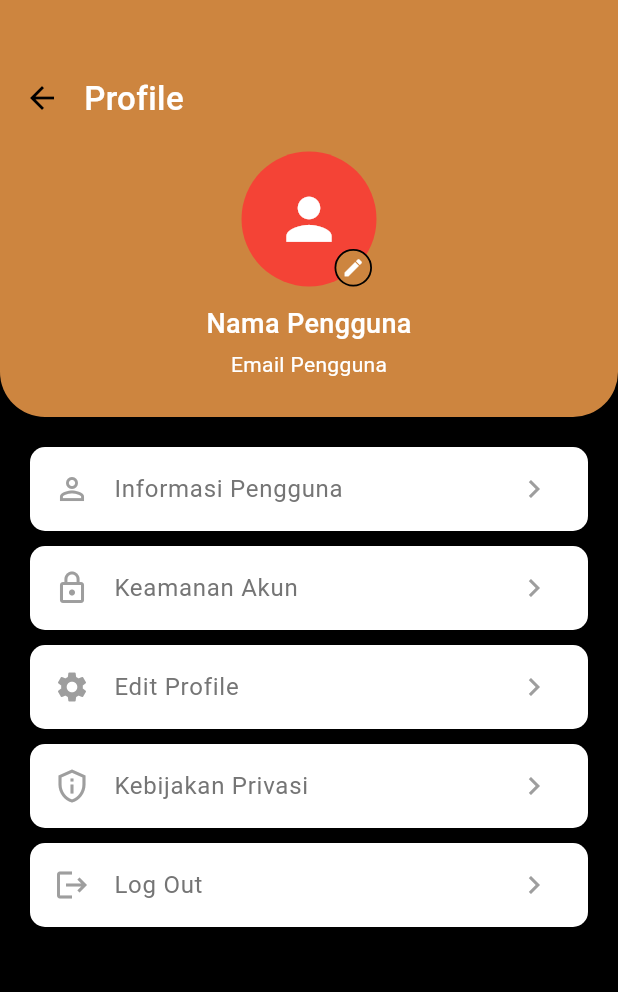
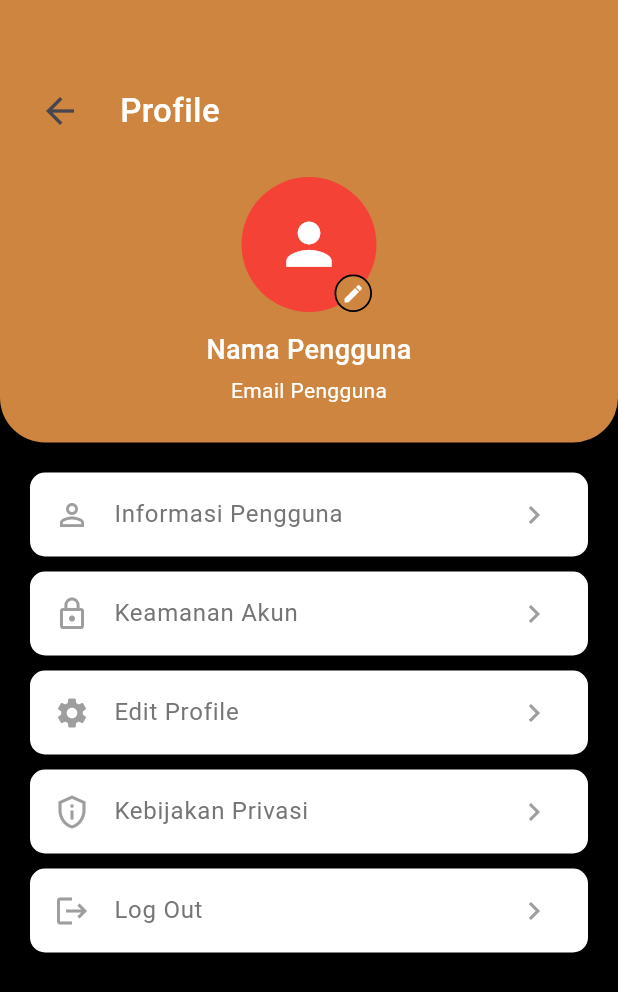
Before and after one commit to EugeneJethroTedja/Aplikasi_Mobile_GYM, a Flutter app: the ProfileScreen screen opened by its route, on a phone screen of 412 x 824 dp. Shown: the top 992 px of the screen. Run offline on Flutter 3.47's test engine with Material 3 defaults, Android fonts, the phone set to English and light mode, and no system bars; our stand-ins replace camera, font_awesome_flutter, image_picker.

```diff
--- a/lib/main.dart
+++ b/lib/main.dart
@@ -3,6 +3,7 @@ import 'package:sembilan_nih/View/login.dart';
 import 'package:sembilan_nih/profile/pagePertama.dart';
 import 'package:flutter/material.dart';
 import 'package:sembilan_nih/View/detail_pesanan.dart';
+
 
 void main() {
   runApp(const MyApp());
--- a/lib/profile/pagePertama.dart
+++ b/lib/profile/pagePertama.dart
@@ -1,5 +1,6 @@
 import 'package:flutter/material.dart';
 import 'package:sembilan_nih/profile/pageUbahProfile.dart';
+import 'package:sembilan_nih/profile/keamananAkun.dart'; // Import kelas baru
 
 class ProfileScreen extends StatelessWidget {
   const ProfileScreen({Key? key}) : super(key: key);
@@ -12,23 +13,29 @@ class ProfileScreen extends StatelessWidget {
         children: [
           Container(
             width: double.infinity,
-            decoration: BoxDecoration(
+            decoration: const BoxDecoration(
               color: Color(0xFFCD853F),
               borderRadius: BorderRadius.only(
                 bottomLeft: Radius.circular(30),
                 bottomRight: Radius.circular(30),
               ),
             ),
-            padding: EdgeInsets.only(top: 50, bottom: 25),
+            padding: const EdgeInsets.only(top: 50, bottom: 25),
             child: Column(
               children: [
                 Padding(
                   padding: const EdgeInsets.symmetric(horizontal: 16.0),
                   child: Row(
                     children: [
-                      Icon(Icons.arrow_back, color: Colors.black),
-                      SizedBox(width: 16),
-                      Text(
+                      IconButton(
+                        icon: const Icon(Icons.arrow_back),
+                        iconSize: 28,
+                        onPressed: () {
+                          Navigator.pop(context);
+                        },
+                      ),
+                      const SizedBox(width: 16),
+                      const Text(
                         'Profile',
                         style: TextStyle(
                           color: Colors.white,
@@ -39,11 +46,11 @@ class ProfileScreen extends StatelessWidget {
                     ],
                   ),
                 ),
-                SizedBox(height: 20),
+                const SizedBox(height: 20),
                 Stack(
                   clipBehavior: Clip.none,
                   children: [
-                    CircleAvatar(
+                    const CircleAvatar(
                       radius: 45,
                       backgroundColor: Colors.red,
                       child: Icon(Icons.person, size: 45, color: Colors.white),
@@ -53,7 +60,6 @@ class ProfileScreen extends StatelessWidget {
                       bottom: 0,
                       child: GestureDetector(
                         onTap: () {
-
                           Navigator.push(
                             context,
                             MaterialPageRoute(
@@ -65,14 +71,14 @@ class ProfileScreen extends StatelessWidget {
                           width: 25,
                           height: 25,
                           decoration: BoxDecoration(
-                            color: Color(0xFFCD853F),
+                            color: const Color(0xFFCD853F),
                             shape: BoxShape.circle,
                             border: Border.all(
                               color: Colors.black,
                               width: 1.2,
                             ),
                           ),
-                          child: Center(
+                          child: const Center(
                             child: Icon(
                               Icons.edit,
                               color: Colors.white,
@@ -84,8 +90,8 @@ class ProfileScreen extends StatelessWidget {
                     ),
                   ],
                 ),
-                SizedBox(height: 12),
-                Text(
+                const SizedBox(height: 12),
+                const Text(
                   'Nama Pengguna',
                   style: TextStyle(
                     color: Colors.white,
@@ -93,8 +99,8 @@ class ProfileScreen extends StatelessWidget {
                     fontWeight: FontWeight.w500,
                   ),
                 ),
-                SizedBox(height: 4),
-                Text(
+                const SizedBox(height: 4),
+                const Text(
                   'Email Pengguna',
                   style: TextStyle(
                     color: Colors.white,
@@ -104,9 +110,8 @@ class ProfileScreen extends StatelessWidget {
               ],
             ),
           ),
-
           Padding(
-            padding: EdgeInsets.all(20),
+            padding: const EdgeInsets.all(20),
             child: Column(
               children: [
                 _buildMenuItem(
@@ -117,7 +122,14 @@ class ProfileScreen extends StatelessWidget {
                 _buildMenuItem(
                   icon: Icons.lock_outline,
                   title: 'Keamanan Akun',
-                  onTap: () {},
+                  onTap: () {
+                    Navigator.push(
+                      context,
+                      MaterialPageRoute(
+                        builder: (context) => const ProfileScreenAkun(),
+                      ),
+                    );
+                  },
                 ),
                 _buildMenuItem(
                   icon: Icons.settings,
@@ -148,7 +160,7 @@ class ProfileScreen extends StatelessWidget {
     required VoidCallback onTap,
   }) {
     return Container(
-      margin: EdgeInsets.only(bottom: 10),
+      margin: const EdgeInsets.only(bottom: 10),
       decoration: BoxDecoration(
         color: Colors.white,
         borderRadius: BorderRadius.circular(10),
@@ -162,7 +174,7 @@ class ProfileScreen extends StatelessWidget {
             fontSize: 16,
           ),
         ),
-        trailing: Icon(Icons.chevron_right, color: Colors.grey),
+        trailing: const Icon(Icons.chevron_right, color: Colors.grey),
         onTap: onTap,
       ),
     );
--- a/lib/profile/pageUbahProfile.dart
+++ b/lib/profile/pageUbahProfile.dart
@@ -111,7 +111,7 @@ class _EditProfileScreenState extends State<EditProfileScreen> {
         leading: IconButton(
           icon: Icon(Icons.arrow_back),
           onPressed: () => Navigator.pop(context),
-          color: Colors.white,
+          color: Colors.black,
         ),
         title: Text(
           'Edit Profile',
@@ -123,7 +123,7 @@ class _EditProfileScreenState extends State<EditProfileScreen> {
           padding: EdgeInsets.all(16.0),
           child: Column(
             children: [
-              // Profile Picture Section
+
               Center(
                 child: Stack(
                   children: [
```
Also changed, not shown: lib/profile/keamananAkun.dart (added, +137 -0 lines).
